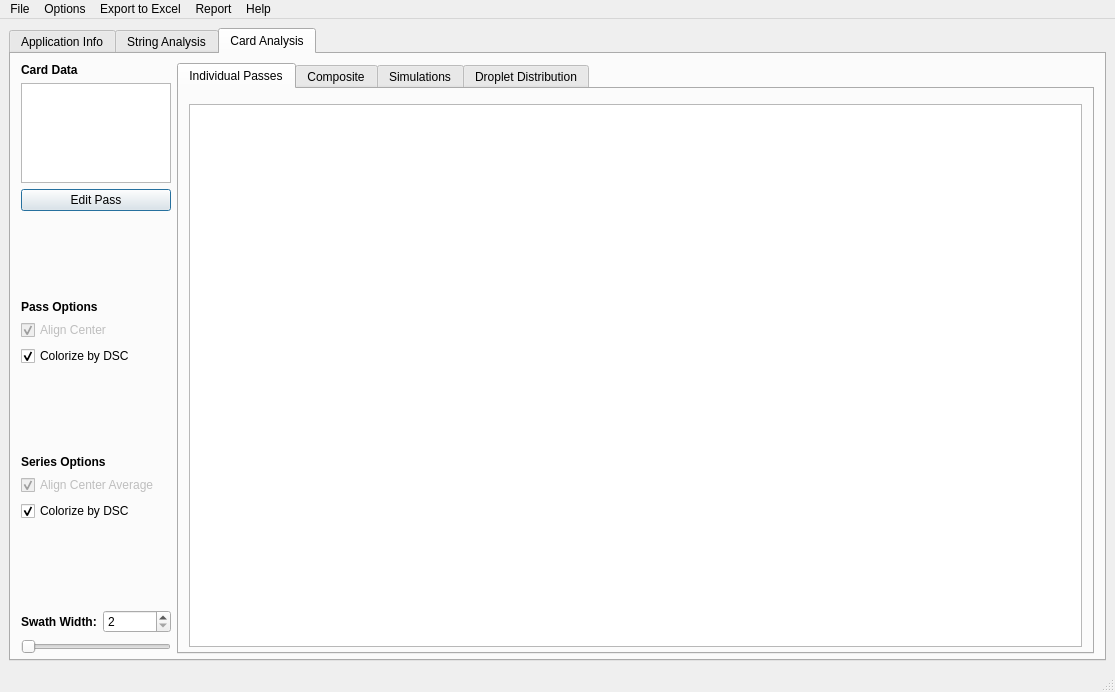
Before: the Qt Designer form resources/mainWindow.ui in gill14/AccuPatt, drawn with Qt 5.
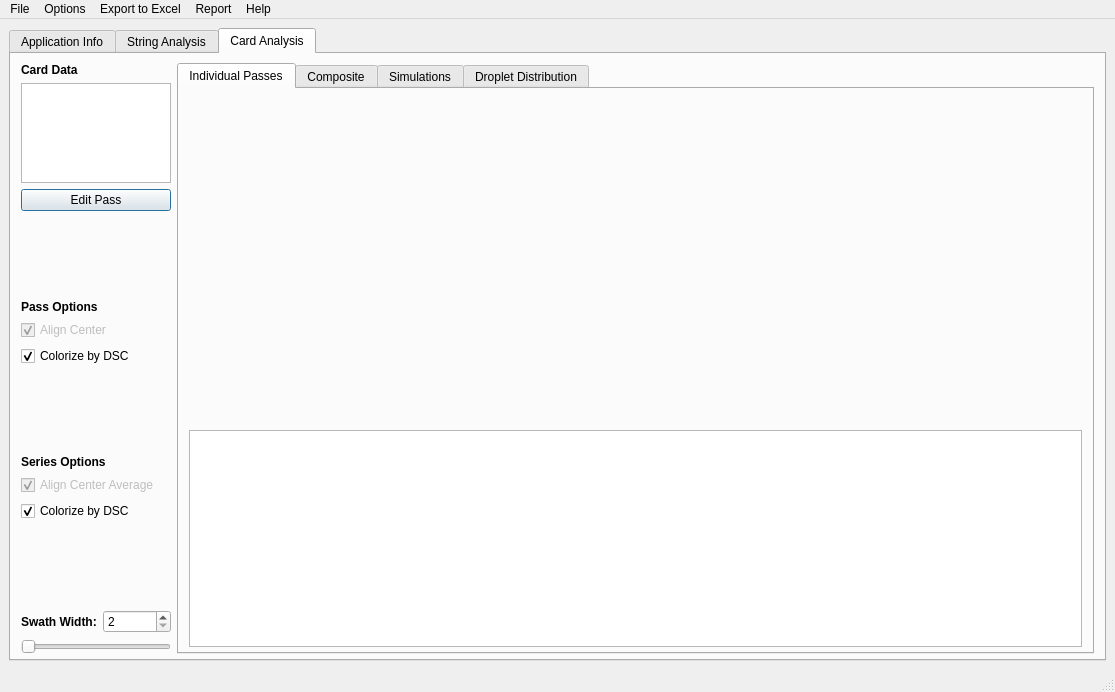
After: the same form once the commit is applied. Custom widgets are drawn as their Qt base class.

Commit message: add itemized card stat table to ind pass tab

What changed in the file:
```diff
--- a/resources/mainWindow.ui
+++ b/resources/mainWindow.ui
@@ -1436,7 +1436,7 @@
              <number>5</number>
             </property>
             <item>
-             <layout class="QVBoxLayout" name="verticalLayout_8">
+             <layout class="QVBoxLayout" name="verticalLayout_8" stretch="3,2">
               <item>
                <widget class="MplWidget" name="plotWidgetCardPass" native="true">
                 <property name="sizePolicy">
@@ -1448,7 +1448,29 @@
                </widget>
               </item>
               <item>
-               <widget class="QTableWidget" name="tableWidgetCardPass"/>
+               <widget class="QTableView" name="tableViewCardPass">
+                <property name="sizeAdjustPolicy">
+                 <enum>QAbstractScrollArea::AdjustToContents</enum>
+                </property>
+                <property name="alternatingRowColors">
+                 <bool>true</bool>
+                </property>
+                <property name="selectionBehavior">
+                 <enum>QAbstractItemView::SelectRows</enum>
+                </property>
+                <property name="gridStyle">
+                 <enum>Qt::SolidLine</enum>
+                </property>
+                <property name="sortingEnabled">
+                 <bool>true</bool>
+                </property>
+                <attribute name="horizontalHeaderShowSortIndicator" stdset="0">
+                 <bool>true</bool>
+                </attribute>
+                <attribute name="verticalHeaderVisible">
+                 <bool>false</bool>
+                </attribute>
+               </widget>
               </item>
              </layout>
             </item>
```
The commit also changes 5 other files.
